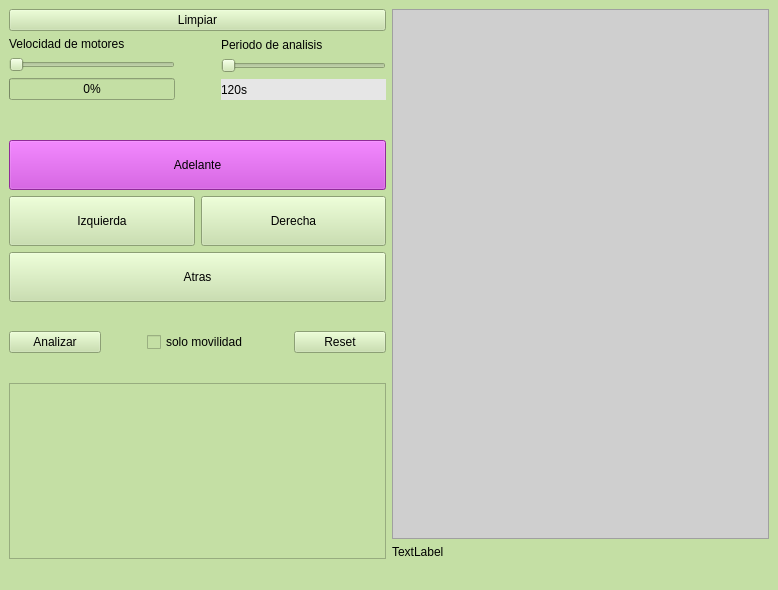
DCsodio/mapa-2D, file mainwindow.ui: the form before one commit.
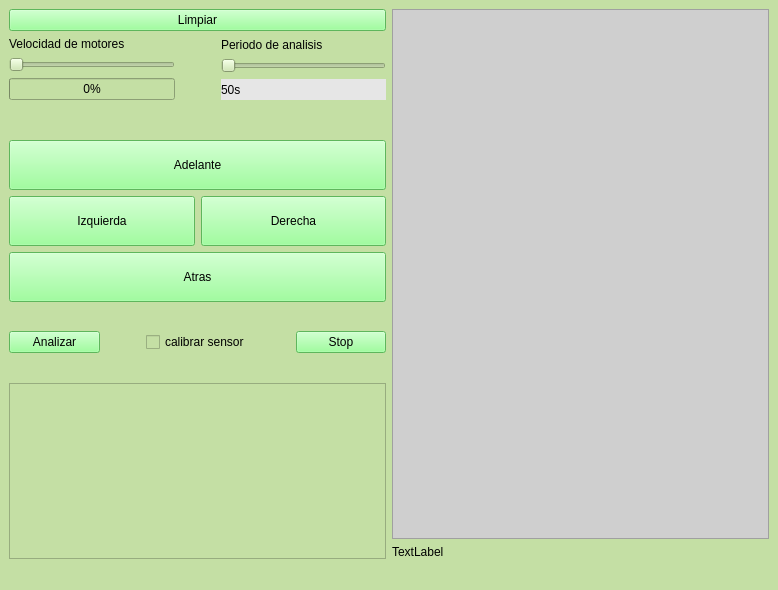
The form after the commit. Custom widgets are drawn as their Qt base class.

Diff of the .ui file:
```diff
--- a/mainwindow.ui
+++ b/mainwindow.ui
@@ -28,6 +28,9 @@
       </property>
       <item>
        <widget class="QPushButton" name="limpiar">
+        <property name="styleSheet">
+         <string notr="true">background-color:#83ff81;</string>
+        </property>
         <property name="text">
          <string>Limpiar</string>
         </property>
@@ -118,7 +121,7 @@
              <string notr="true">background-color: #e6e6e6;</string>
             </property>
             <property name="text">
-             <string>120s</string>
+             <string>50s</string>
             </property>
            </widget>
           </item>
@@ -158,7 +161,7 @@
              </size>
             </property>
             <property name="styleSheet">
-             <string notr="true">background-color:#c93cd6;</string>
+             <string notr="true">background-color:#83ff81;</string>
             </property>
             <property name="text">
              <string>Adelante</string>
@@ -177,6 +180,9 @@
               <height>50</height>
              </size>
             </property>
+            <property name="styleSheet">
+             <string notr="true">background-color: #83ff81;</string>
+            </property>
             <property name="text">
              <string>Izquierda</string>
             </property>
@@ -190,6 +196,9 @@
               <height>50</height>
              </size>
             </property>
+            <property name="styleSheet">
+             <string notr="true">background-color: #83ff81;</string>
+            </property>
             <property name="text">
              <string>Derecha</string>
             </property>
@@ -207,6 +216,9 @@
               <height>50</height>
              </size>
             </property>
+            <property name="styleSheet">
+             <string notr="true">background-color: #83ff81;</string>
+            </property>
             <property name="text">
              <string>Atras</string>
             </property>
@@ -233,6 +245,9 @@
        <layout class="QHBoxLayout" name="horizontalLayout_11">
         <item>
          <widget class="QPushButton" name="pushButton_2">
+          <property name="styleSheet">
+           <string notr="true">background-color: #83ff81;</string>
+          </property>
           <property name="text">
            <string>Analizar</string>
           </property>
@@ -257,7 +272,7 @@
         <item>
          <widget class="QCheckBox" name="checkBox_2">
           <property name="text">
-           <string>solo movilidad</string>
+           <string>calibrar sensor</string>
           </property>
          </widget>
         </item>
@@ -279,8 +294,11 @@
         </item>
         <item>
          <widget class="QPushButton" name="pushButton">
+          <property name="styleSheet">
+           <string notr="true">background-color: #83ff81;</string>
+          </property>
           <property name="text">
-           <string>Reset</string>
+           <string>Stop</string>
           </property>
          </widget>
         </item>
```
Left out of the diff: 2 changed lines with no effect on the pictures.
